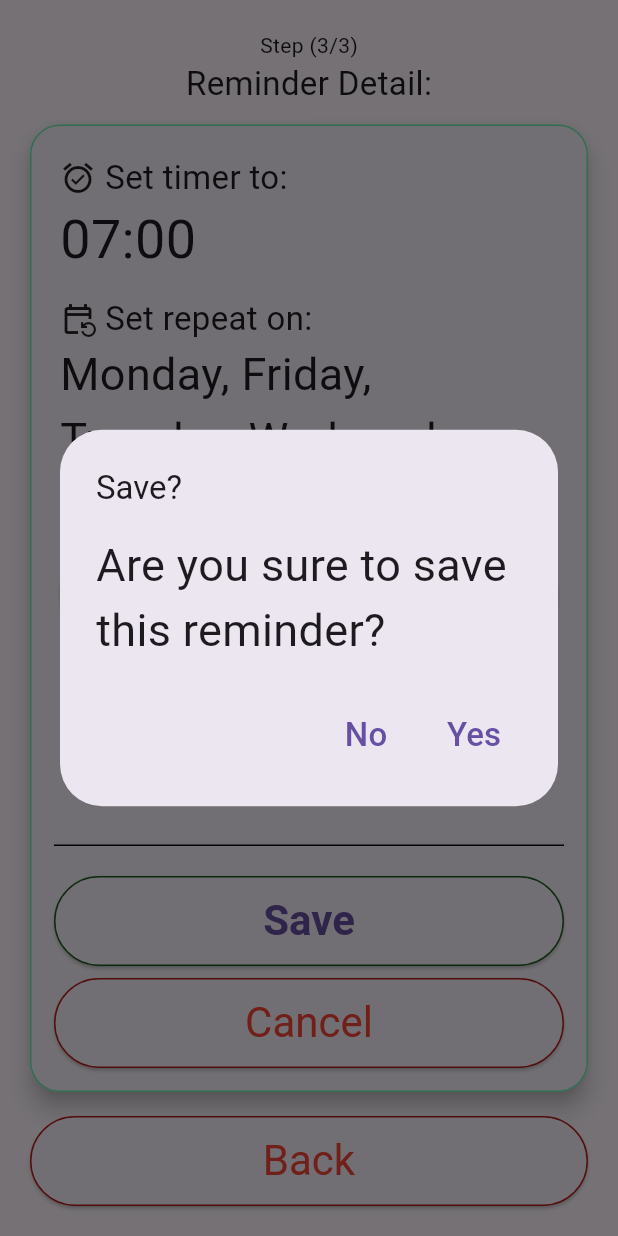
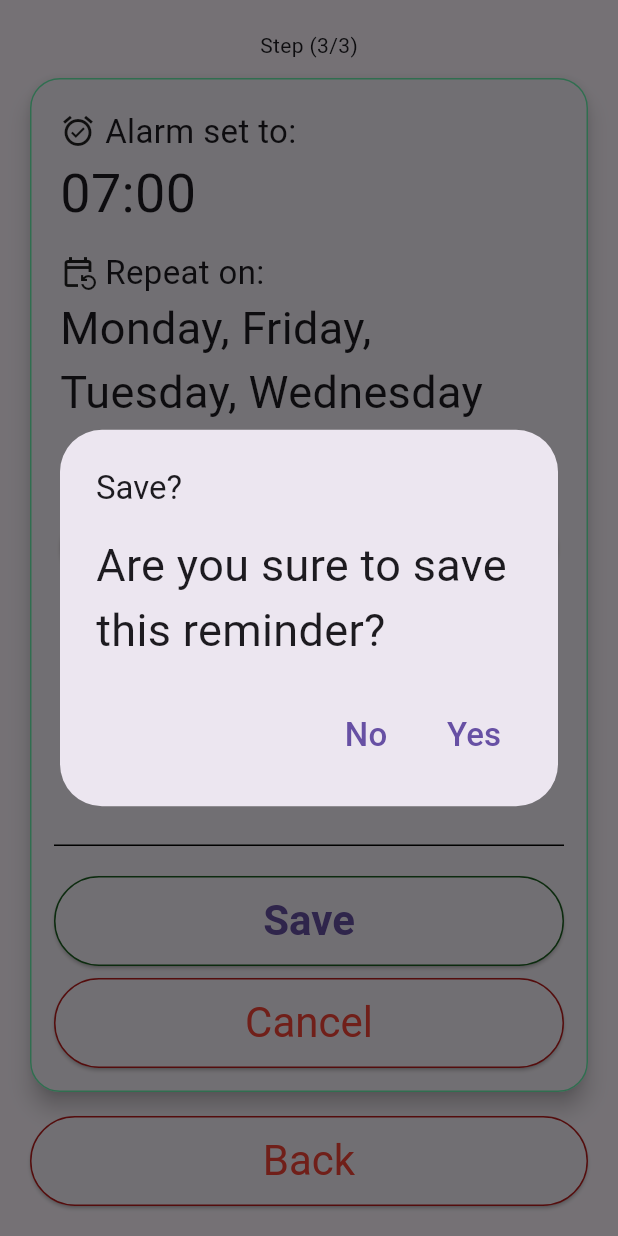
Before and after one commit to librajackyty/ESoundReminder, a Flutter app: the ReminderDetailPage screen opened by its route, after a tap on "Save", on a phone screen of 412 x 824 dp. Run offline on Flutter 3.47's test engine with Material 2 defaults, Android fonts, the phone set to English and light mode, and no system bars; our stand-ins replace lottie, package_info_plus, shared_preferences; missing offline and left inert: day_picker; accounts and stored records are empty.

```diff
--- a/assets/i18n/en.json
+++ b/assets/i18n/en.json
@@ -5,17 +5,47 @@
     "common_back": "Back",
     "common_cancel": "Cancel",
     "common_confirm": "Confirm",
-    "common_Save": "Save",
+    "common_save": "Save",
+    "common_step": "Step",
+    "common_next": "Next",
+
     "home_greeting": "Hello!",
     "home_list_msg" : "Below are the reminders you created:",
-    "reminder_new1_msg": "",
-    "reminder_new2_msg": "",
+
+    "reminder_new1_msg": "Please select which medicine you will take",
+    "reminder_new1_selectedmedicine": "Selected medicine:",
+    "reminder_new1_snackmsg1": "Please select at least one medicine first",
+
+    "reminder_new2_msg": "Please set the time to remind you to take the medicine",
+    "reminder_new2_settimer1": "Please set the alarm:",
+    "reminder_new2_setrepeat1": "Please set repeat in a week:",
+    "reminder_new2_settimer2": "Alarm set to:",
+    "reminder_new2_setrepeat2": "Repeat on:",
+    "reminder_new2_setrepeat3": "Not Repeat",
+    "reminder_new2_setrepeat4": "Repeat Everyday",
     "reminder_new2_timepicker_help": "Select Time",
+
+    "reminder_detail_title": "",
     "reminder_detail_msg": "",
+    "reminder_detail_settimer": "Alarm set to:",
+    "reminder_detail_setrepeat": "Repeat on:",
+    "reminder_detail_selectmedicine": "Taking medicine:",
+    "reminder_detail_confirmquestion": "Are you sure to save this reminder?",
+    "reminder_detail_cancelquestion": "Are you sure to cancel this reminder?",
+
     "settings_title": "Settings",
     "settings_list_language": "Language",
     "settings_list_about": "About",
     "settings_list_oss": "Open source software (OSS)",
+
     "lang_title": "Language",
-    "lang_list_msg": "Please select the language:"
+    "lang_list_msg": "Please select the language:",
+
+    "week_mon": "Monday",
+    "week_tue": "Tuesday",
+    "week_wed": "Wednesday",
+    "week_thu": "Thursday",
+    "week_fri": "Friday",
+    "week_sat": "Saturday",
+    "week_sun": "Sunday"
 }
--- a/lib/screens/about.dart
+++ b/lib/screens/about.dart
@@ -1,6 +1,7 @@
 import 'package:flutter/material.dart';
 import 'package:package_info_plus/package_info_plus.dart';
 
+import '../models/language.dart';
 import '../utils/constants.dart';
 import '../widgets/custom_button_normal_back.dart';
 import '../widgets/custom_text_normal.dart';
@@ -121,7 +122,8 @@ class _AboutPageState extends State<AboutPage> {
                 ),
                 Align(
                   alignment: Alignment.bottomCenter,
-                  child: CusNBackButton('Back', () => {Navigator.pop(context)}),
+                  child: CusNBackButton(Language.of(context)!.t("common_back"),
+                      () => {Navigator.pop(context)}),
                 ),
               ],
             ),
--- a/lib/screens/opensources.dart
+++ b/lib/screens/opensources.dart
@@ -1,6 +1,7 @@
 import 'package:e_sound_reminder_app/widgets/custom_text_small.dart';
 import 'package:flutter/material.dart';
 
+import '../models/language.dart';
 import '../utils/constants.dart';
 import '../widgets/custom_button_normal_back.dart';
 import '../widgets/custom_list_item.dart';
@@ -45,8 +46,9 @@ class _OpenSourcesPageState extends State<OpenSourcesPage> {
                 Expanded(
                   child: Align(
                     alignment: Alignment.bottomCenter,
-                    child:
-                        CusNBackButton('Back', () => {Navigator.pop(context)}),
+                    child: CusNBackButton(
+                        Language.of(context)!.t("common_back"),
+                        () => {Navigator.pop(context)}),
                   ),
                 ),
               ],
--- a/lib/screens/reminder_detail.dart
+++ b/lib/screens/reminder_detail.dart
@@ -1,6 +1,7 @@
 import 'package:e_sound_reminder_app/widgets/custom_button_normal.dart';
 import 'package:flutter/material.dart';
 
+import '../models/language.dart';
 import '../utils/constants.dart';
 import '../widgets/custom_button_normal_back.dart';
 import '../widgets/custom_button_small.dart';
@@ -53,17 +54,18 @@ class _ReminderDetailPageState extends State<ReminderDetailPage> {
     showDialog<String>(
       context: context,
       builder: (BuildContext context) => AlertDialog(
-        title: CusSText('Save?'),
-        content: CusNText('Are you sure to save this reminder?'),
+        title: CusSText('${Language.of(context)!.t("common_save")}?'),
+        content: CusNText(
+            Language.of(context)!.t("reminder_detail_confirmquestion")),
         actions: <Widget>[
           TextButton(
             onPressed: () => Navigator.pop(context, 'NO'),
-            child: CusSText('No'),
+            child: CusSText(Language.of(context)!.t("common_no")),
           ),
           TextButton(
             onPressed: () => Navigator.pushNamedAndRemoveUntil(
                 context, pageRouteHome, ((route) => false)),
-            child: CusSText('Yes'),
+            child: CusSText(Language.of(context)!.t("common_yes")),
           ),
         ],
       ),
@@ -74,17 +76,18 @@ class _ReminderDetailPageState extends State<ReminderDetailPage> {
     showDialog<String>(
       context: context,
       builder: (BuildContext context) => AlertDialog(
-        title: CusSText('Cancel?'),
-        content: CusNText('Are you sure to cancel this reminder?'),
+        title: CusSText('${Language.of(context)!.t("common_cancel")}?'),
+        content:
+            CusNText(Language.of(context)!.t("reminder_detail_cancelquestion")),
         actions: <Widget>[
           TextButton(
             onPressed: () => Navigator.pop(context, 'NO'),
-            child: CusSText('No'),
+            child: CusSText(Language.of(context)!.t("common_no")),
           ),
           TextButton(
             onPressed: () => Navigator.pushNamedAndRemoveUntil(
                 context, pageRouteHome, ((route) => false)),
-            child: CusSText('Yes'),
+            child: CusSText(Language.of(context)!.t("common_yes")),
           ),
         ],
       ),
@@ -104,10 +107,10 @@ class _ReminderDetailPageState extends State<ReminderDetailPage> {
             child: Column(
               mainAxisAlignment: MainAxisAlignment.center,
               children: <Widget>[
-                CusExSText("Step (3/3)"),
-                CusSText(
-                  'Reminder Detail:',
-                ),
+                CusExSText("${Language.of(context)!.t("common_step")} (3/3)"),
+                // CusSText(
+                //   'Reminder Detail:',
+                // ),
                 const SizedBox(
                   height: 12,
                 ),
@@ -155,7 +158,8 @@ class _ReminderDetailPageState extends State<ReminderDetailPage> {
                                   Row(children: [
                                     Icon(Icons.alarm_on_outlined),
                                     SizedBox(width: 6),
-                                    CusSText("Set timer to:"),
+                                    CusSText(Language.of(context)!
+                                        .t("reminder_detail_settimer")),
                                   ]),
                                   settedTime("07:00"),
                                   // settedTime("12:00"),
@@ -166,7 +170,8 @@ class _ReminderDetailPageState extends State<ReminderDetailPage> {
                                   Row(children: [
                                     Icon(Icons.event_repeat_outlined),
                                     SizedBox(width: 6),
-                                    CusSText("Set repeat on:"),
+                                    CusSText(Language.of(context)!
+                                        .t("reminder_detail_setrepeat")),
                                   ]),
                                   CusNText(
                                       "Monday, Friday, Tuesday, Wednesday"),
@@ -176,7 +181,8 @@ class _ReminderDetailPageState extends State<ReminderDetailPage> {
                                   Row(children: [
                                     Icon(Icons.medication_outlined),
                                     SizedBox(width: 6),
-                                    CusSText("Take medince:")
+                                    CusSText(Language.of(context)!
+                                        .t("reminder_detail_selectmedicine"))
                                   ]),
                                   const SizedBox(
                                     height: 8.0,
@@ -200,23 +206,26 @@ class _ReminderDetailPageState extends State<ReminderDetailPage> {
                                 padding: EdgeInsets.all(8.0),
                                 child: Column(
                                   children: [
-                                    CusNButton("Save", showConfirmDialog),
+                                    CusNButton(
+                                        Language.of(context)!.t("common_save"),
+                                        showConfirmDialog),
                                     const SizedBox(
                                       height: 8,
                                     ),
-                                    CusNBackButton('Cancel', showCancelDialog),
+                                    CusNBackButton(
+                                        Language.of(context)!
+                                            .t("common_cancel"),
+                                        showCancelDialog),
                                   ],
                                 ))
                           ],
                         ),
                       )),
                 ),
-                Container(
-                  child: Align(
-                    alignment: Alignment.bottomCenter,
-                    child:
-                        CusNBackButton('Back', () => {Navigator.pop(context)}),
-                  ),
+                Align(
+                  alignment: Alignment.bottomCenter,
+                  child: CusNBackButton(Language.of(context)!.t("common_back"),
+                      () => {Navigator.pop(context)}),
                 ),
               ],
             ),
```
Also changed, not shown: assets/i18n/zh-chs.json (+35 -5 lines), assets/i18n/zh-yue.json (+36 -6 lines), lib/screens/reminder_new.dart (+10 -7 lines), lib/screens/reminder_new_2.dart (+34 -33 lines).
